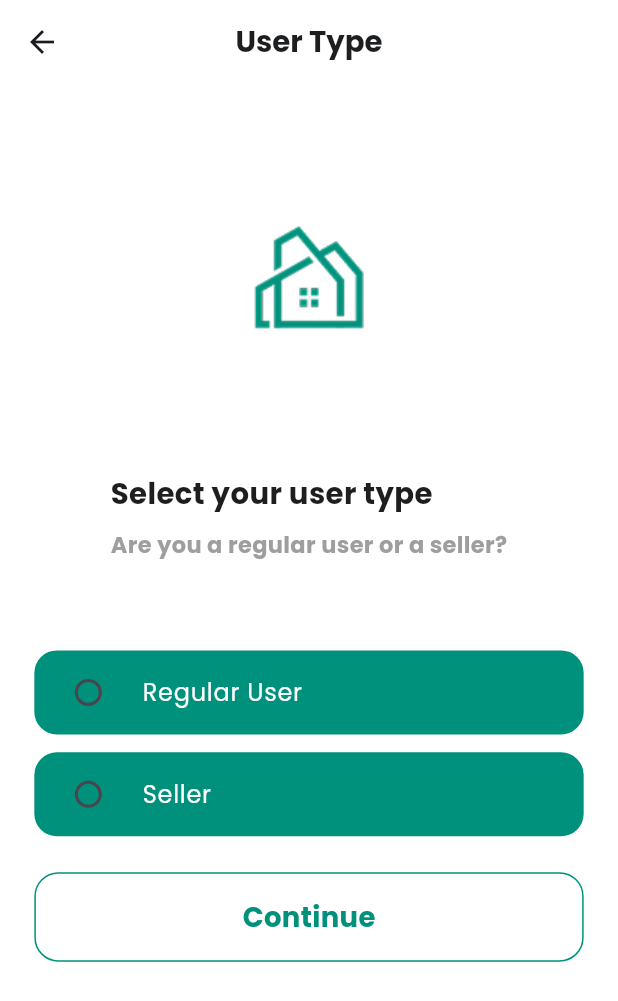
After one commit to graduationproject273/graduatinproject, a Flutter app: the UsertypeViewBody screen opened directly, on a phone screen of 412 x 824 dp. The commit adds this screen. Shown: the top 1001 px of the screen. Run offline on Flutter 3.47's test engine with Material 3 defaults, Android fonts, the phone set to English and light mode, and no system bars; our stand-ins replace bloc, dartz, device_preview, dio, dots_indicator, equatable and 5 more; missing offline and left inert: data_connection_checker_tv; accounts and stored records are empty.

Commit message:
add usertype page

```diff
--- a/lib/constants/images.dart
+++ b/lib/constants/images.dart
@@ -37,6 +37,10 @@ class Assets {
   /// Assets for imagesLandingvideo
   /// assets/images/landingvideo.mp4
   static const String imagesLandingvideo = "assets/images/landingvideo.mp4";
+
+  /// Assets for imagesModifylogo
+  /// assets/images/modifylogo.png
+  static const String imagesModifylogo = "assets/images/modifylogo.png";
 
   /// Assets for imagesNetwork
   /// assets/images/network.png
--- a/lib/core/routeing/app_routing.dart
+++ b/lib/core/routeing/app_routing.dart
@@ -5,6 +5,7 @@ import 'package:gradution/core/routeing/routes.dart';
 import 'package:gradution/featrues/adminDashboard/features/admindashboard/presentation/pages/admindashboard_view.dart';
 import 'package:gradution/featrues/authintication/login/presentation/pages/login_view.dart';
 import 'package:gradution/featrues/authintication/sinup/presentation/pages/sinup_view.dart';
+import 'package:gradution/featrues/authintication/typeUser/presentation/views/usertype_view.dart';
 import 'package:gradution/featrues/blog/presentation/view/blog_details_view.dart';
 import 'package:gradution/featrues/blog/presentation/view/blog_view.dart';
 import 'package:gradution/featrues/cart/presentation/views/cart_view.dart';
@@ -102,6 +103,9 @@ final GoRouter router = GoRouter(
       path: Routes.authbuttonsview,
       builder: (context, state) => const AuthButtonsView(),
     ),
+    GoRoute(path: Routes.usertype,
+    builder: (context, state) => const UsertypeView(),
+    )
     // أضف هنا أي Routes إضافية
   ],
   errorBuilder: (context, state) => const Scaffold(
--- a/lib/core/routeing/routes.dart
+++ b/lib/core/routeing/routes.dart
@@ -18,4 +18,5 @@ class Routes {
   static const String reviews = '/reviews';
   static const String authbuttonsview = '/authbuttonsview';
   static const String addReview = '/add-review';
+  static const String usertype = '/usertype';
 }
--- /dev/null
+++ b/lib/featrues/authintication/typeUser/presentation/views/usertype_view.dart
@@ -0,0 +1,11 @@
+import 'package:flutter/material.dart';
+import 'package:gradution/featrues/authintication/typeUser/presentation/views/widgets/usertype_view_body.dart';
+
+class UsertypeView extends StatelessWidget {
+  const UsertypeView({super.key});
+
+  @override
+  Widget build(BuildContext context) {
+    return UsertypeViewBody();
+  }
+}
--- /dev/null
+++ b/lib/featrues/authintication/typeUser/presentation/views/widgets/app_bar.dart
@@ -0,0 +1,18 @@
+import 'package:flutter/material.dart';
+import 'package:gradution/core/styles/textstyles.dart';
+
+class AppBarWidget extends StatelessWidget implements PreferredSizeWidget {
+  const AppBarWidget({super.key});
+
+  @override
+  Widget build(BuildContext context) {
+    return AppBar(
+      centerTitle: true,
+      backgroundColor: Colors.white,
+      title: Text('User Type', style: Textstyles.namereview),
+    );
+  }
+
+  @override
+  Size get preferredSize => const Size.fromHeight(kToolbarHeight);
+}
--- /dev/null
+++ b/lib/featrues/authintication/typeUser/presentation/views/widgets/continue_button.dart
@@ -0,0 +1,34 @@
+import 'package:flutter/material.dart';
+import 'package:gradution/core/styles/colors.dart';
+import 'package:gradution/core/widgets/custom_button.dart';
+import 'package:go_router/go_router.dart';
+import 'package:gradution/core/routeing/routes.dart';
+import 'package:gradution/featrues/authintication/typeUser/presentation/views/widgets/usertype_view_body.dart';
+
+class ContinueButton extends StatelessWidget {
+  final UserType? selectedUserType;
+
+  const ContinueButton({super.key, required this.selectedUserType});
+
+  @override
+  Widget build(BuildContext context) {
+    return CustomButton(
+      text: 'Continue',
+      buttonbodycolor: Colors.white,
+      textcolor: maincolor,
+      onTap: () {
+        if (selectedUserType != null) {
+          if (selectedUserType == UserType.regular) {
+            GoRouter.of(context).push(Routes.login);
+          } else {
+            GoRouter.of(context).push(Routes.register);
+          }
+        } else {
+          ScaffoldMessenger.of(context).showSnackBar(
+            SnackBar(content: Text('Please select a user type')),
+          );
+        }
+      },
+    );
+  }
+}
--- /dev/null
+++ b/lib/featrues/authintication/typeUser/presentation/views/widgets/image_widget.dart
@@ -0,0 +1,11 @@
+import 'package:flutter/material.dart';
+import 'package:gradution/constants/images.dart';
+
+class ImageWidget extends StatelessWidget {
+  const ImageWidget({super.key});
+
+  @override
+  Widget build(BuildContext context) {
+    return Image.asset(Assets.imagesModifylogo);
+  }
+}
--- /dev/null
+++ b/lib/featrues/authintication/typeUser/presentation/views/widgets/select_user_type_text.dart
@@ -0,0 +1,21 @@
+import 'package:flutter/material.dart';
+import 'package:gradution/core/styles/textstyles.dart';
+
+class SelectUserTypeText extends StatelessWidget {
+  const SelectUserTypeText({super.key});
+
+  @override
+  Widget build(BuildContext context) {
+    return Column(
+      crossAxisAlignment: CrossAxisAlignment.start,
+      children: [
+        Text('Select your user type', style: Textstyles.namereview),
+        SizedBox(height: 10),
+        Text(
+          'Are you a regular user or a seller?',
+          style: Textstyles.namereview.copyWith(color: Colors.grey, fontSize: 15),
+        ),
+      ],
+    );
+  }
+}
--- /dev/null
+++ b/lib/featrues/authintication/typeUser/presentation/views/widgets/user_type_radio.dart
@@ -0,0 +1,35 @@
+import 'package:flutter/material.dart';
+import 'package:gradution/core/styles/colors.dart';
+import 'package:gradution/featrues/authintication/typeUser/presentation/views/widgets/usertype_view_body.dart';
+
+class UserTypeRadio extends StatelessWidget {
+  final UserType userType;
+  final String title;
+  final UserType? selectedUserType;
+  final ValueChanged<UserType?> onChanged;
+
+  const UserTypeRadio({
+    super.key,
+    required this.userType,
+    required this.title,
+    required this.selectedUserType,
+    required this.onChanged,
+  });
+
+  @override
+  Widget build(BuildContext context) {
+    return Container(
+      decoration: BoxDecoration(
+        color: maincolor,
+        borderRadius: BorderRadius.circular(15),
+      ),
+      child: RadioListTile<UserType>(
+        activeColor: Colors.white,
+        title: Text(title, style: TextStyle(color: Colors.white)),
+        value: userType,
+        groupValue: selectedUserType,
+        onChanged: onChanged,
+      ),
+    );
+  }
+}
--- /dev/null
+++ b/lib/featrues/authintication/typeUser/presentation/views/widgets/usertype_view_body.dart
@@ -0,0 +1,63 @@
+import 'package:flutter/material.dart';
+import 'package:flutter_screenutil/flutter_screenutil.dart';
+import 'package:gradution/featrues/authintication/typeUser/presentation/views/widgets/app_bar.dart';
+import 'package:gradution/featrues/authintication/typeUser/presentation/views/widgets/continue_button.dart';
+import 'package:gradution/featrues/authintication/typeUser/presentation/views/widgets/image_widget.dart';
+import 'package:gradution/featrues/authintication/typeUser/presentation/views/widgets/select_user_type_text.dart';
+import 'package:gradution/featrues/authintication/typeUser/presentation/views/widgets/user_type_radio.dart';
+
+enum UserType { regular, seller }
+
+class UsertypeViewBody extends StatefulWidget {
+  const UsertypeViewBody({super.key});
+
+  @override
+  State<UsertypeViewBody> createState() => _UsertypeViewBodyState();
+}
+
+class _UsertypeViewBodyState extends State<UsertypeViewBody> {
+  UserType? _selectedUserType;
+
+  @override
+  Widget build(BuildContext context) {
+    return Scaffold(
+      backgroundColor: Colors.white,
+      appBar: const AppBarWidget(),
+      body: SafeArea(
+        child: Padding(
+          padding: EdgeInsets.symmetric(vertical: 20.h, horizontal: 20.w),
+          child: Column(
+            children: [
+              const ImageWidget(),
+              const SelectUserTypeText(),
+              SizedBox(height: 50.h),
+              UserTypeRadio(
+                userType: UserType.regular,
+                title: 'Regular User',
+                selectedUserType: _selectedUserType,
+                onChanged: (UserType? value) {
+                  setState(() {
+                    _selectedUserType = value;
+                  });
+                },
+              ),
+              SizedBox(height: 10.h),
+              UserTypeRadio(
+                userType: UserType.seller,
+                title: 'Seller',
+                selectedUserType: _selectedUserType,
+                onChanged: (UserType? value) {
+                  setState(() {
+                    _selectedUserType = value;
+                  });
+                },
+              ),
+              SizedBox(height: 20.h),
+              ContinueButton(selectedUserType: _selectedUserType),
+            ],
+          ),
+        ),
+      ),
+    );
+  }
+}
--- a/lib/featrues/onbording/presentation/views/widgets/onboaeding_view_body.dart
+++ b/lib/featrues/onbording/presentation/views/widgets/onboaeding_view_body.dart
@@ -89,7 +89,7 @@ Widget build(BuildContext context) {
         right: 16,
         child: ButtonAndIndicators(position: currentPage, onNextPressed: () {
           if (currentPage == 2) {
-            GoRouter.of(context).push(Routes.authbuttonsview);
+            GoRouter.of(context).push(Routes.usertype);
           }
           _pageController.nextPage(
             duration: const Duration(milliseconds: 300),
```
Also changed, not shown: assets/images/modifylogo.png (added), 4 other files.
